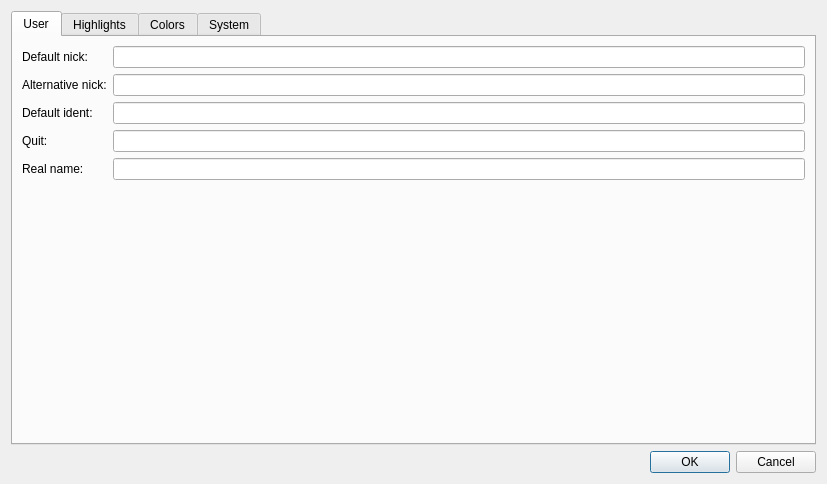
Above: src/GrumpyIRC/preferenceswin.ui from grumpy-irc/grumpy before the change. Below: the same form after it.
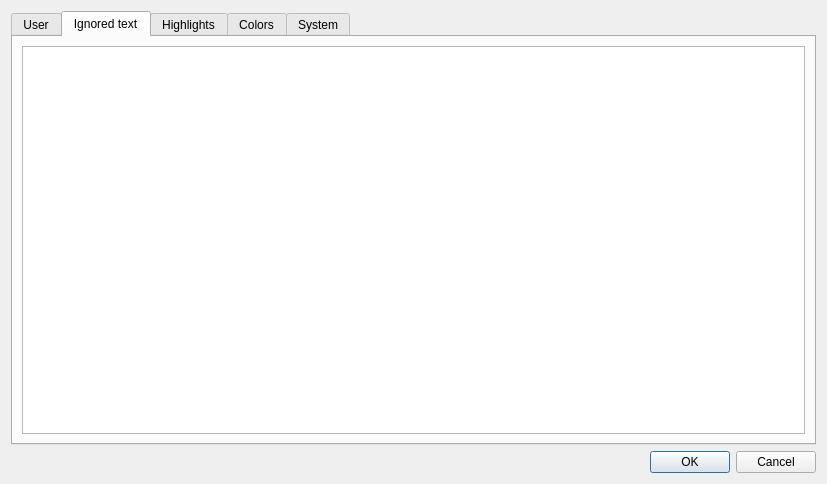
That is the form after the change. The open tabs and pages were chosen to show the change.

```diff
--- a/src/GrumpyIRC/preferenceswin.ui
+++ b/src/GrumpyIRC/preferenceswin.ui
@@ -80,6 +80,20 @@
        </item>
       </layout>
      </widget>
+     <widget class="QWidget" name="tab_4">
+      <attribute name="title">
+       <string>Ignored text</string>
+      </attribute>
+      <layout class="QVBoxLayout" name="verticalLayout_5">
+       <item>
+        <widget class="QTableWidget" name="tableWidget_2">
+         <property name="alternatingRowColors">
+          <bool>true</bool>
+         </property>
+        </widget>
+       </item>
+      </layout>
+     </widget>
      <widget class="QWidget" name="Highlights">
       <attribute name="title">
        <string>Highlights</string>
```
Left out of the diff: 9 changed lines with no effect on the pictures.
